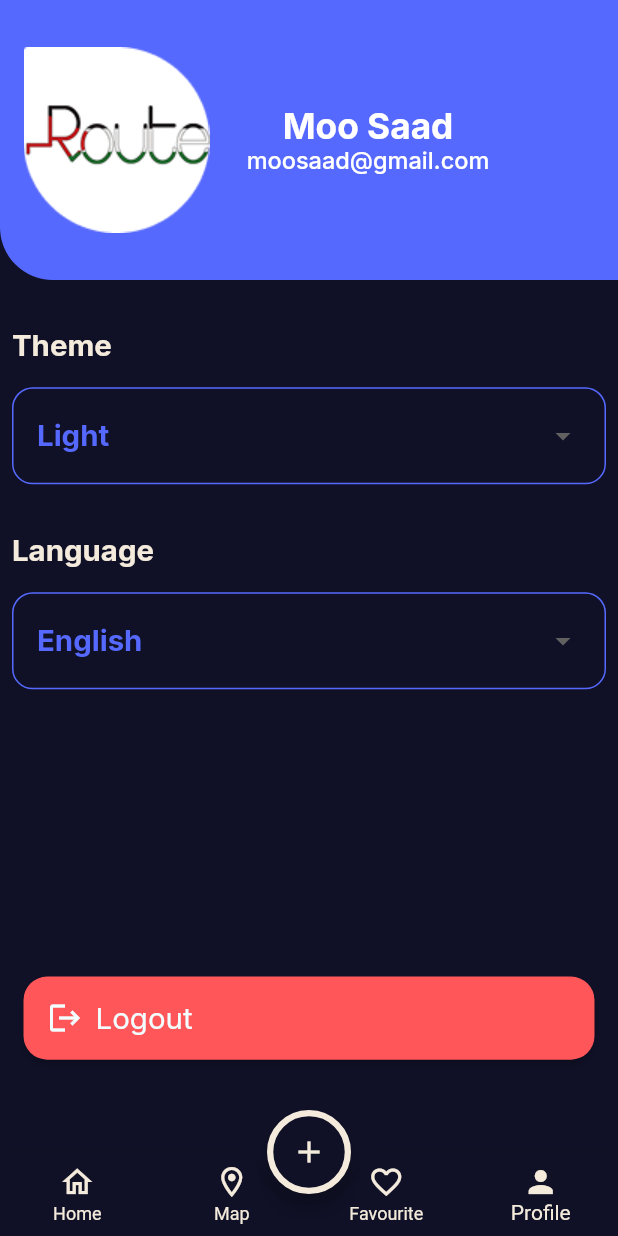
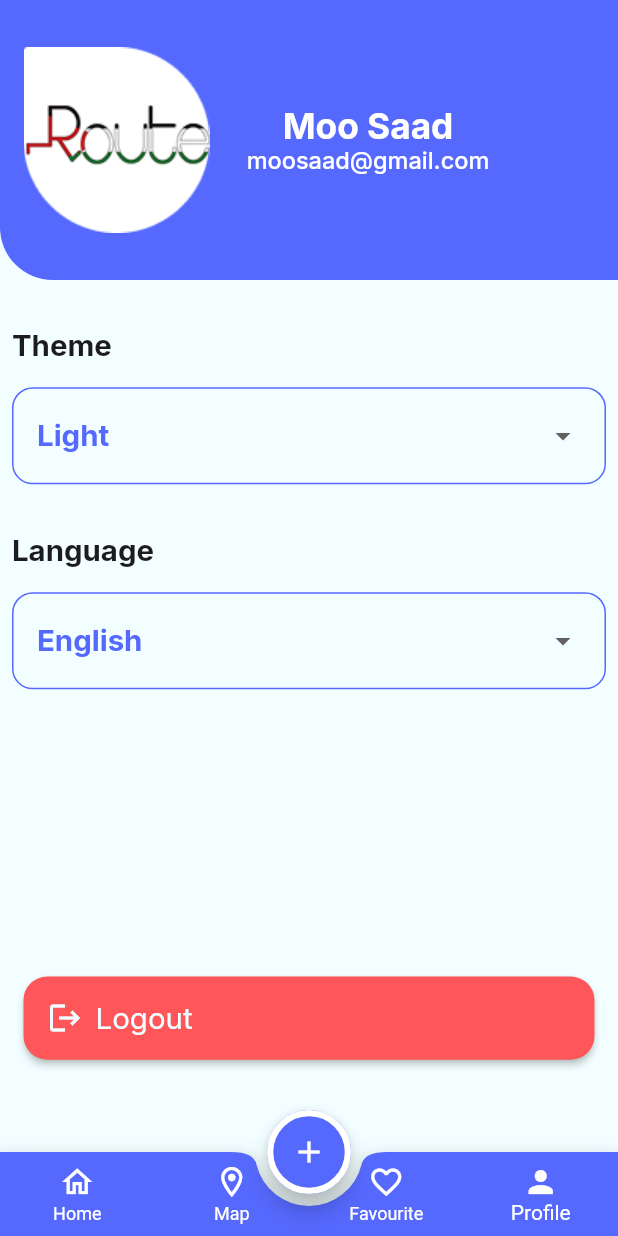
Before and after one commit to muhammedSaadX1/Evently-C16-Offline, a Flutter app: the screen it shows after launch, item 4 of the bottom bar chosen, on a phone screen of 412 x 824 dp. Run offline on Flutter 3.47's test engine with Material 3 defaults, Android fonts, the phone set to English and light mode, and no system bars; our stand-ins replace flutter_screenutil, google_fonts, shared_preferences.

Commit message:
change theme and language using provider cache theme-language using shared prefs

```diff
--- /dev/null
+++ b/lib/core/prefs_manager/prefs-manager.dart
@@ -0,0 +1,38 @@
+import 'package:evently_offline_sun/core/resources/constant_manager.dart';
+import 'package:flutter/material.dart';
+import 'package:shared_preferences/shared_preferences.dart';
+
+class PrefsManager {
+  static late SharedPreferences prefs;
+
+  static Future<void> init() async {
+    prefs = await SharedPreferences.getInstance();
+  }
+
+  static void saveTheme(ThemeMode newTheme) {
+    String theme = newTheme == ThemeMode.light ? "Light" : "Dark";
+    prefs.setString(CacheConstant.themeKey, theme);
+  }
+
+  static ThemeMode? getSavedTheme() {
+    String? savedTheme = prefs.getString(CacheConstant.themeKey);
+    if (savedTheme == null) {
+      return null;
+    } else {
+      ThemeMode themeMode = savedTheme == "Light"
+          ? ThemeMode.light
+          : ThemeMode.dark;
+      return themeMode;
+    }
+  }
+
+
+  static String? saveLanguage(String newLang){
+    prefs.setString(CacheConstant.languageKey, newLang);
+  }
+  static getSavedLang(){
+   String? saveLang =  prefs.getString(CacheConstant.languageKey);
+   return saveLang;
+  }
+
+}
--- /dev/null
+++ b/lib/core/resources/constant_manager.dart
@@ -0,0 +1,4 @@
+class CacheConstant{
+  static const String themeKey ="theme";
+  static const String languageKey ="language";
+}
--- a/lib/features/main_layout/tabs/profile/drop_down_item.dart
+++ b/lib/features/main_layout/tabs/profile/drop_down_item.dart
@@ -3,10 +3,11 @@ import 'package:flutter/material.dart';
 import 'package:flutter_screenutil/flutter_screenutil.dart';
 
 class DropDownItem extends StatelessWidget {
-  const DropDownItem({super.key, required this.label, required this.selectedItem, required this.menuItems});
+  const DropDownItem({super.key, required this.label, required this.selectedItem, required this.menuItems, required this.onChange});
   final String label;
   final String selectedItem;
   final List<String> menuItems;
+  final void Function(String?) onChange;
 
   @override
   Widget build(BuildContext context) {
@@ -36,9 +37,7 @@ class DropDownItem extends StatelessWidget {
                       child: Text(value),
                     );
                   }).toList(),
-                  onChanged: (newTheme) {
-
-                  },
+                  onChanged: onChange,
                 )
               ],
             ),
--- a/lib/features/main_layout/tabs/profile/profile_tab.dart
+++ b/lib/features/main_layout/tabs/profile/profile_tab.dart
@@ -2,9 +2,12 @@ import 'package:evently_offline_sun/core/resources/assets_manager.dart';
 import 'package:evently_offline_sun/core/resources/colors_manager.dart';
 import 'package:evently_offline_sun/features/main_layout/tabs/profile/drop_down_item.dart';
 import 'package:evently_offline_sun/l10n/app_localizations.dart' show AppLocalizations;
+import 'package:evently_offline_sun/providers/language_provider.dart';
+import 'package:evently_offline_sun/providers/theme_provider.dart';
 import 'package:flutter/material.dart';
 import 'package:flutter_screenutil/flutter_screenutil.dart';
 import 'package:google_fonts/google_fonts.dart';
+import 'package:provider/provider.dart';
 
 class ProfileTab extends StatelessWidget {
   const ProfileTab({super.key});
@@ -12,6 +15,8 @@ class ProfileTab extends StatelessWidget {
   @override
   Widget build(BuildContext context) {
     AppLocalizations appLocalizations = AppLocalizations.of(context)!;
+    ThemeProvider themeProvider = Provider.of<ThemeProvider>(context);
+    LanguageProvider languageProvider = Provider.of<LanguageProvider>(context);
 
     return Column(
       crossAxisAlignment: CrossAxisAlignment.start,
@@ -59,14 +64,20 @@ class ProfileTab extends StatelessWidget {
         ),
         SizedBox(height: 24.h),
         DropDownItem(
+          onChange: (newTheme){
+            themeProvider.changeAppTheme(newTheme == appLocalizations.light? ThemeMode.light : ThemeMode.dark);
+          },
           label: appLocalizations.theme,
-          selectedItem: appLocalizations.light,
+          selectedItem:themeProvider.isDark ?  appLocalizations.dark: appLocalizations.light,
           menuItems: [appLocalizations.light, appLocalizations.dark],
         ),
         SizedBox(height: 16),
         DropDownItem(
+          onChange: (newLang){
+            languageProvider.changeAppLanguage(newLang == "English" ?"en":"ar");
+          },
           label:appLocalizations.language,
-          selectedItem: "English",
+          selectedItem: languageProvider.isEnglish ? "English": "Arabic",
           menuItems: ["English", "Arabic"],
         ),
         Spacer(flex: 6,),
--- a/lib/main.dart
+++ b/lib/main.dart
@@ -1,12 +1,23 @@
 import 'package:evently_offline_sun/config/theme/theme_manager.dart';
+import 'package:evently_offline_sun/core/prefs_manager/prefs-manager.dart';
 import 'package:evently_offline_sun/core/routes_manager/routes_manager.dart';
 import 'package:evently_offline_sun/l10n/app_localizations.dart';
+import 'package:evently_offline_sun/providers/language_provider.dart';
+import 'package:evently_offline_sun/providers/theme_provider.dart';
 import 'package:flutter/material.dart';
 import 'package:flutter_localizations/flutter_localizations.dart';
 import 'package:flutter_screenutil/flutter_screenutil.dart';
+import 'package:provider/provider.dart';
 
-void main() {
-  runApp(const Evently());
+void main()async {
+  WidgetsFlutterBinding.ensureInitialized();
+ await  PrefsManager.init();
+  runApp(MultiProvider(
+      providers: [
+        ChangeNotifierProvider(create: (context)=> ThemeProvider()),
+        ChangeNotifierProvider(create: (context)=> LanguageProvider()),
+      ],
+      child: const Evently()));
 }
 
 
@@ -15,6 +26,8 @@ class Evently extends StatelessWidget {
 
   @override
   Widget build(BuildContext context) {
+    ThemeProvider themeProvider = Provider.of<ThemeProvider>(context);
+    LanguageProvider languageProvider = Provider.of<LanguageProvider>(context);
     return ScreenUtilInit(
         designSize: Size(393, 841),
         minTextAdapt: true,
@@ -26,8 +39,8 @@ class Evently extends StatelessWidget {
               onGenerateRoute: RoutesManager.router,
               theme: ThemeManager.light,
               darkTheme: ThemeManager.dark,
-              themeMode: ThemeMode.dark,
-              locale: Locale("en"),
+              themeMode: themeProvider.currentTheme,
+              locale: Locale(languageProvider.currentLang),
               localizationsDelegates:  AppLocalizations.localizationsDelegates,
               supportedLocales: [
                 Locale('en'), // English
--- /dev/null
+++ b/lib/providers/language_provider.dart
@@ -0,0 +1,14 @@
+import 'package:evently_offline_sun/core/prefs_manager/prefs-manager.dart';
+import 'package:flutter/material.dart';
+
+class LanguageProvider extends ChangeNotifier{
+  String currentLang = PrefsManager.getSavedLang() ?? "en";
+  bool get isEnglish=>currentLang == "en";
+
+  void changeAppLanguage(String newLang){
+    if(currentLang == newLang)return;
+    currentLang = newLang;
+    PrefsManager.saveLanguage(currentLang);
+    notifyListeners();
+  }
+}
--- /dev/null
+++ b/lib/providers/theme_provider.dart
@@ -0,0 +1,19 @@
+import 'package:evently_offline_sun/core/prefs_manager/prefs-manager.dart';
+import 'package:flutter/material.dart';
+
+class ThemeProvider extends ChangeNotifier{
+  ThemeMode currentTheme =   PrefsManager.getSavedTheme() ?? ThemeMode.light;
+
+  bool get isDark => currentTheme ==
+  ThemeMode.dark;
+
+
+  void changeAppTheme(ThemeMode newTheme){
+    if(currentTheme == newTheme) return;
+
+    currentTheme = newTheme;
+    PrefsManager.saveTheme(currentTheme);
+    notifyListeners();
+  }
+
+}
--- a/pubspec.yaml
+++ b/pubspec.yaml
@@ -39,6 +39,8 @@ dependencies:
   intl: ^0.20.2
   flutter_localizations:
     sdk: flutter
+  provider: ^6.1.5+1
+  shared_preferences: ^2.5.3
 
 dev_dependencies:
   flutter_test:
```
Also changed, not shown: pubspec.lock.
